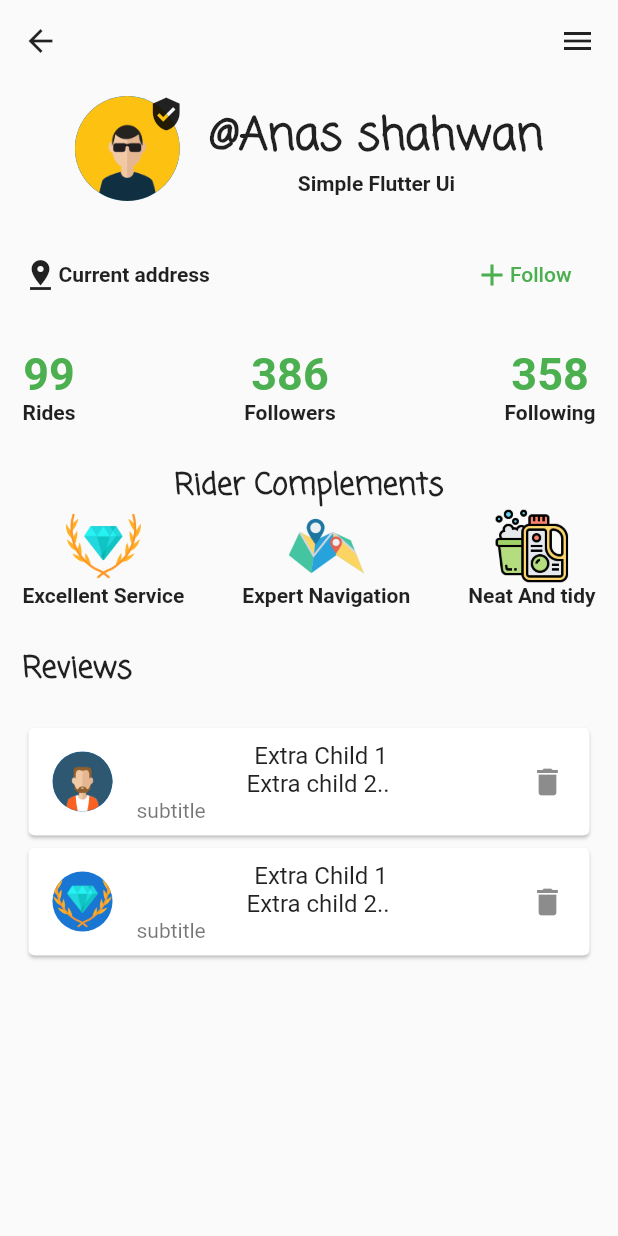
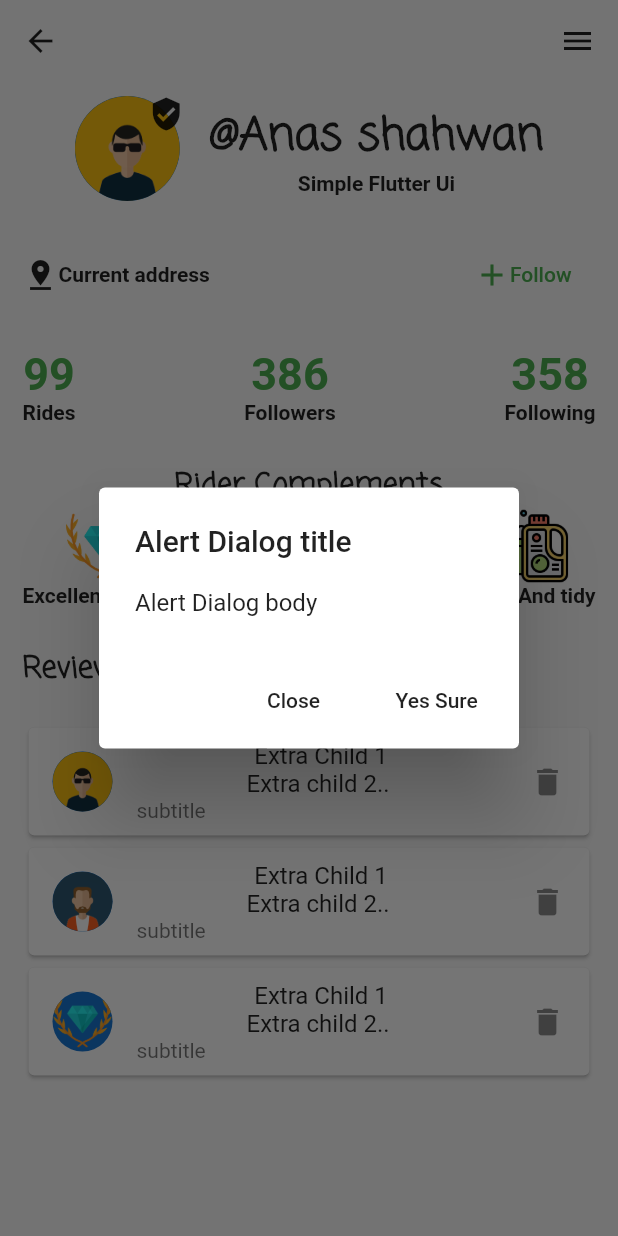
Before and after one commit to anasshahwan/Flutter_youtube_Course, a Flutter app: the screen it shows after launch, after a tap on "Follow", after a tap on the "delete" icon, on a phone screen of 412 x 824 dp. Run offline on Flutter 3.47's test engine with Material 2 defaults, Android fonts, the phone set to English and light mode, and no system bars.

Commit message:
Add Alert Dialog

```diff
--- a/flutter_youtube_course/lib/main.dart
+++ b/flutter_youtube_course/lib/main.dart
@@ -1,7 +1,7 @@
 import 'package:flutter/material.dart';
 import 'comment.dart';
 
-void main() => runApp(MyApp());
+void main() => runApp(MaterialApp(home:MyApp()));
 
 class MyApp extends StatefulWidget {
   @override
@@ -18,11 +18,39 @@ class _MyAppState extends State<MyApp> {
 
   ];
 
+  void _showDialog(comment) {
+    print(comment);
+    // flutter defined function
+    showDialog(
+      context: context,
+      builder: (BuildContext context) {
+        // return object of type Dialog
+        return AlertDialog(
+          title: new Text("Alert Dialog title"),
+          content: new Text("Alert Dialog body"),
+          actions: <Widget>[
+            // usually buttons at the bottom of the dialog
+            new FlatButton(
+              child: new Text("Close"),
+              onPressed: () {
+                Navigator.of(context).pop();
+              },
+            ),
+            new FlatButton(
+              child: new Text("Yes Sure "),
+              onPressed: () {
+                Navigator.of(context).pop();
+              },
+            ),
 
+          ],
+        );
+      },
+    );
+  }
   @override
   Widget build(BuildContext context) {
-    return MaterialApp(
-      home: Scaffold(
+    return Scaffold(
         body: SafeArea(
           child: Container(
             padding: EdgeInsets.all(15),
@@ -243,23 +271,19 @@ class _MyAppState extends State<MyApp> {
                     ),
                     SizedBox(height: 20,),
 
-
                   ],
                 ),
                 Column(children: myComments.map((comment){
                   return commentsCardWidget(comment:comment,onClick: (){
 
-                    myComments.remove(comment);
-                    print("Deleted");
-                    setState(() {});
+                    _showDialog(comment);
                   },child1: Text("Extra Child 1"),child2: Text('Extra child 2.. '),);
                 }).toList(),)
               ],
             ),
           ),
         ),
-      ),
-    );
+      );
   }
 }
 
@@ -278,6 +302,8 @@ class commentsCardWidget extends StatefulWidget {
 }
 
 class _commentsCardWidgetState extends State<commentsCardWidget> {
+
+
   @override
   Widget build(BuildContext context) {
     return Card(
```
